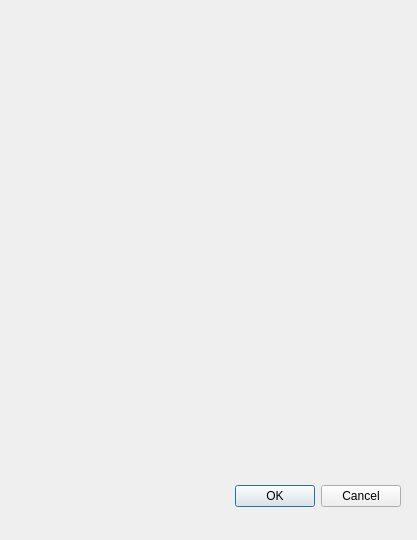
Before: the Qt Designer form TrackModel/src/ui/testingInterface.ui in PenguinMesssiah/train-system, drawn with Qt 5.
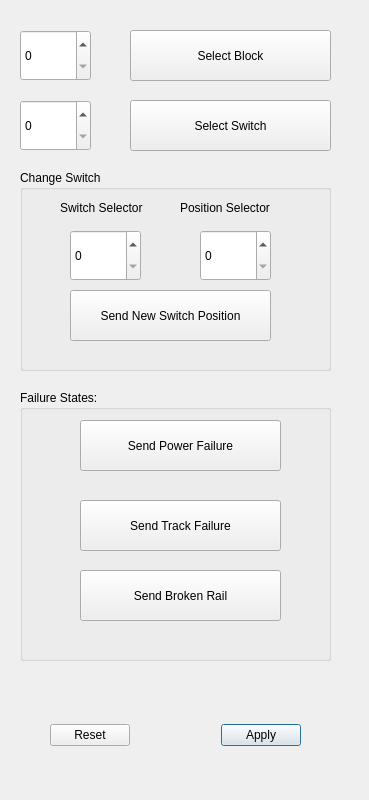
After: the same form once the commit is applied.

Commit message: Added Limited Functionality to Upload Button

Diff of the .ui file:
```diff
--- a/TrackModel/src/ui/testingInterface.ui
+++ b/TrackModel/src/ui/testingInterface.ui
@@ -6,29 +6,205 @@
    <rect>
     <x>0</x>
     <y>0</y>
-    <width>417</width>
-    <height>540</height>
+    <width>369</width>
+    <height>800</height>
    </rect>
   </property>
+  <property name="minimumSize">
+   <size>
+    <width>300</width>
+    <height>800</height>
+   </size>
+  </property>
   <property name="windowTitle">
    <string>Dialog</string>
   </property>
   <widget class="QDialogButtonBox" name="buttonBox">
    <property name="geometry">
     <rect>
-     <x>20</x>
-     <y>480</y>
-     <width>381</width>
-     <height>32</height>
+     <x>50</x>
+     <y>720</y>
+     <width>251</width>
+     <height>31</height>
     </rect>
    </property>
    <property name="orientation">
     <enum>Qt::Horizontal</enum>
    </property>
    <property name="standardButtons">
-    <set>QDialogButtonBox::Cancel|QDialogButtonBox::Ok</set>
+    <set>QDialogButtonBox::Apply|QDialogButtonBox::Reset</set>
    </property>
   </widget>
+  <widget class="QPushButton" name="block">
+   <property name="geometry">
+    <rect>
+     <x>130</x>
+     <y>30</y>
+     <width>201</width>
+     <height>51</height>
+    </rect>
+   </property>
+   <property name="text">
+    <string>Select Block</string>
+   </property>
+  </widget>
+  <widget class="QSpinBox" name="blockSpinBox">
+   <property name="geometry">
+    <rect>
+     <x>20</x>
+     <y>30</y>
+     <width>71</width>
+     <height>51</height>
+    </rect>
+   </property>
+  </widget>
+  <widget class="QGroupBox" name="failureCondition">
+   <property name="geometry">
+    <rect>
+     <x>20</x>
+     <y>390</y>
+     <width>311</width>
+     <height>271</height>
+    </rect>
+   </property>
+   <property name="title">
+    <string>Failure States:</string>
+   </property>
+   <widget class="QPushButton" name="trackCircFailButton">
+    <property name="geometry">
+     <rect>
+      <x>60</x>
+      <y>110</y>
+      <width>201</width>
+      <height>51</height>
+     </rect>
+    </property>
+    <property name="text">
+     <string>Send Track Failure</string>
+    </property>
+   </widget>
+   <widget class="QPushButton" name="trackCircFailButton_2">
+    <property name="geometry">
+     <rect>
+      <x>60</x>
+      <y>180</y>
+      <width>201</width>
+      <height>51</height>
+     </rect>
+    </property>
+    <property name="text">
+     <string>Send Broken Rail</string>
+    </property>
+   </widget>
+   <widget class="QPushButton" name="powerFailButton">
+    <property name="geometry">
+     <rect>
+      <x>60</x>
+      <y>30</y>
+      <width>201</width>
+      <height>51</height>
+     </rect>
+    </property>
+    <property name="text">
+     <string>Send Power Failure</string>
+    </property>
+   </widget>
+  </widget>
+  <widget class="QPushButton" name="swSelectButton">
+   <property name="geometry">
+    <rect>
+     <x>130</x>
+     <y>100</y>
+     <width>201</width>
+     <height>51</height>
+    </rect>
+   </property>
+   <property name="text">
+    <string>Select Switch</string>
+   </property>
+  </widget>
+  <widget class="QSpinBox" name="swSpinBox">
+   <property name="geometry">
+    <rect>
+     <x>20</x>
+     <y>100</y>
+     <width>71</width>
+     <height>51</height>
+    </rect>
+   </property>
+  </widget>
+  <widget class="QGroupBox" name="groupBox">
+   <property name="geometry">
+    <rect>
+     <x>20</x>
+     <y>170</y>
+     <width>311</width>
+     <height>201</height>
+    </rect>
+   </property>
+   <property name="title">
+    <string>Change Switch</string>
+   </property>
+   <widget class="QPushButton" name="swSendPositionButton">
+    <property name="geometry">
+     <rect>
+      <x>50</x>
+      <y>120</y>
+      <width>201</width>
+      <height>51</height>
+     </rect>
+    </property>
+    <property name="text">
+     <string>Send New Switch Position</string>
+    </property>
+   </widget>
+   <widget class="QSpinBox" name="swSpinBox_2">
+    <property name="geometry">
+     <rect>
+      <x>50</x>
+      <y>60</y>
+      <width>71</width>
+      <height>51</height>
+     </rect>
+    </property>
+   </widget>
+   <widget class="QSpinBox" name="swPosSpinBox">
+    <property name="geometry">
+     <rect>
+      <x>180</x>
+      <y>60</y>
+      <width>71</width>
+      <height>51</height>
+     </rect>
+    </property>
+   </widget>
+   <widget class="QLabel" name="label">
+    <property name="geometry">
+     <rect>
+      <x>40</x>
+      <y>30</y>
+      <width>91</width>
+      <height>16</height>
+     </rect>
+    </property>
+    <property name="text">
+     <string>Switch Selector</string>
+    </property>
+   </widget>
+   <widget class="QLabel" name="label_2">
+    <property name="geometry">
+     <rect>
+      <x>160</x>
+      <y>30</y>
+      <width>101</width>
+      <height>16</height>
+     </rect>
+    </property>
+    <property name="text">
+     <string>Position Selector</string>
+    </property>
+   </widget>
+  </widget>
  </widget>
  <resources/>
  <connections>
```
Left out of the diff: 6 changed lines with no effect on the pictures. The commit also changes 6 other files.
